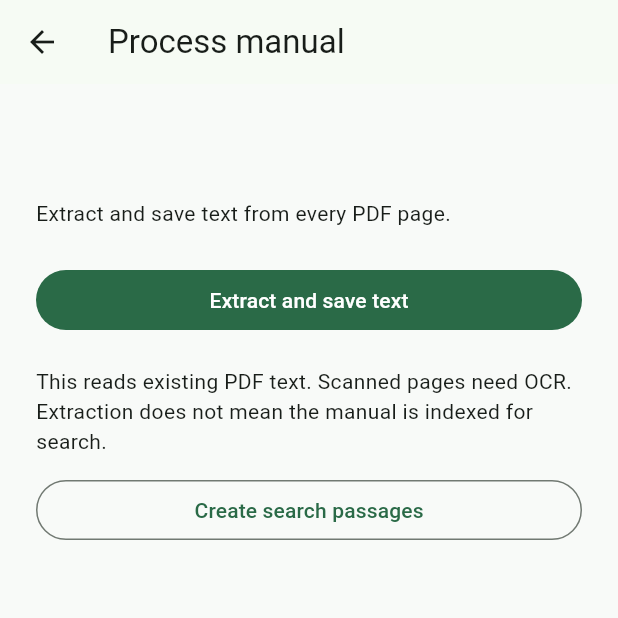
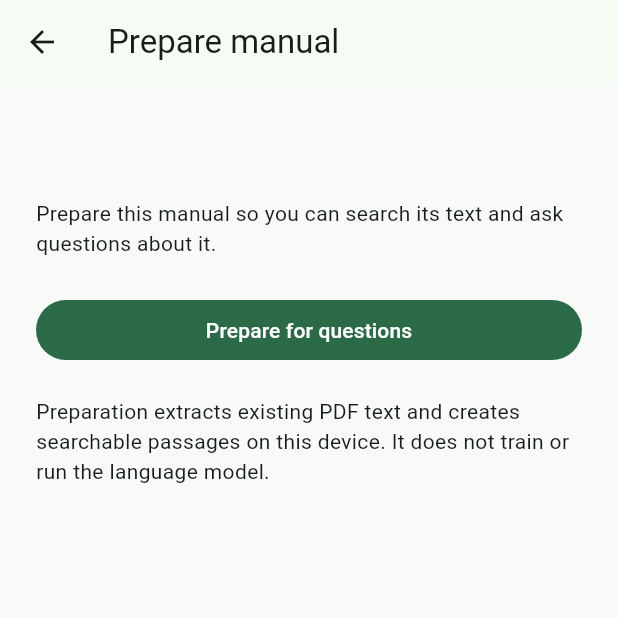
Before and after one commit to Sirish-konda/Servicemate, a Flutter app: the ManualProcessingScreen screen opened directly with empty values, on a phone screen of 412 x 824 dp, the top half of it. Run offline on Flutter 3.47's test engine with Material 3 defaults, Android fonts, the phone set to English and light mode, and no system bars; our stand-ins replace file_picker; missing offline and left inert: flutter_edge_ai, flutter_edge_ai_litertlm, pdfrx.

Commit message:
Use one preparation flow for manual processing

```diff
--- a/lib/features/manuals/presentation/screens/manual_processing_screen.dart
+++ b/lib/features/manuals/presentation/screens/manual_processing_screen.dart
@@ -1,8 +1,6 @@
 import 'package:flutter/material.dart';
-import 'package:servicemate/features/manuals/data/services/manual_chunking_service.dart';
-import 'package:servicemate/features/manuals/data/services/text_chunking_service.dart';
 
-import '../../data/services/manual_processing_service.dart';
+import '../../data/services/manual_preparation_service.dart';
 import '../../data/services/pdf_storage_service.dart';
 import '../../data/services/pdf_text_extraction_service.dart';
 import '../../domain/models/saved_manual.dart';
@@ -17,27 +15,25 @@ class ManualProcessingScreen extends StatefulWidget {
 }
 
 class _ManualProcessingScreenState extends State<ManualProcessingScreen> {
-  late final ManualProcessingService _processingService;
+  late final ManualPreparationService _preparationService;
 
   bool _isProcessing = false;
   bool _cancelRequested = false;
+  bool _completed = false;
+
   int _pagesProcessed = 0;
+  String _stage = '';
 
-  String _message = 'Extract and save text from every PDF page.';
+  String _message =
+      'Prepare this manual so you can search its text '
+      'and ask questions about it.';
 
-  late final ManualChunkingService _manualChunkingService;
   @override
   void initState() {
     super.initState();
 
-    _processingService = ManualProcessingService(
+    _preparationService = ManualPreparationService(
       storageService: PdfStorageService(),
-      extractionService: PdfTextExtractionService(),
-    );
-
-    _manualChunkingService = ManualChunkingService(
-      storageService: PdfStorageService(),
-      chunkingService: TextChunkingService(),
     );
   }
 
@@ -47,26 +43,28 @@ class _ManualProcessingScreenState extends State<ManualProcessingScreen> {
     super.dispose();
   }
 
-  Future<void> _startProcessing() async {
+  Future<void> _prepare() async {
     if (_isProcessing) return;
 
     setState(() {
       _isProcessing = true;
       _cancelRequested = false;
+      _completed = false;
       _pagesProcessed = 0;
-      _message = 'Opening the manual...';
+      _stage = 'Opening the manual';
+      _message = 'Preparing your manual...';
     });
 
     try {
-      final count = await _processingService.process(
-        manualId: widget.manual.id,
+      await _preparationService.prepare(
+        manual: widget.manual,
         isCancelled: () => _cancelRequested,
-        onProgress: (count) {
+        onProgress: (stage, pagesProcessed) {
           if (!mounted) return;
 
           setState(() {
-            _pagesProcessed = count;
-            _message = 'Extracting text...';
+            _stage = stage;
+            _pagesProcessed = pagesProcessed;
           });
         },
       );
@@ -74,27 +72,36 @@ class _ManualProcessingScreenState extends State<ManualProcessingScreen> {
       if (!mounted) return;
 
       setState(() {
+        _completed = true;
         _message =
-            'Completed: $count pages saved. '
-            'Some pages may contain no extractable text.';
+            'Preparation complete. You can now search this manual '
+            'and ask questions about its text.';
       });
     } on ExtractionCancelled {
       if (!mounted) return;
 
       setState(() {
         _message =
-            'Processing cancelled. '
-            'Any previous completed extraction was kept.';
+            'Preparation cancelled. Prepare the manual again '
+            'to complete all steps.';
+      });
+    } on ManualHasNoTextException {
+      if (!mounted) return;
+
+      setState(() {
+        _message =
+            'No searchable text was found. This PDF may contain '
+            'scanned pages that need OCR, which is not supported yet.';
       });
     } catch (error, stackTrace) {
-      debugPrint('Manual processing failed: $error');
+      debugPrint('Manual preparation failed: $error');
       debugPrintStack(stackTrace: stackTrace);
 
       if (!mounted) return;
 
       setState(() {
         _message =
-            'Could not complete extraction. '
+            'Could not prepare the manual. '
             'Check the PDF and available storage, then try again.';
       });
     } finally {
@@ -106,118 +113,63 @@ class _ManualProcessingScreenState extends State<ManualProcessingScreen> {
     }
   }
 
-  void _cancelProcessing() {
+  void _cancel() {
+    if (!_isProcessing || _cancelRequested) return;
+
     setState(() {
       _cancelRequested = true;
       _message = 'Cancelling after the current operation...';
     });
   }
 
-  Future<void> _createPassages() async {
-    if (_isProcessing) return;
-
-    setState(() {
-      _isProcessing = true;
-      _cancelRequested = false;
-      _pagesProcessed = 0;
-      _message = 'Creating search passages...';
-    });
-
-    try {
-      final count = await _manualChunkingService.buildChunks(
-        manualId: widget.manual.id,
-        isCancelled: () => _cancelRequested,
-        onProgress: (count) {
-          if (!mounted) return;
-
-          setState(() {
-            _pagesProcessed = count;
-          });
-        },
-      );
-
-      if (!mounted) return;
-
-      setState(() {
-        _message = count == 0
-            ? 'No passages were created. Check whether the PDF '
-                  'contains extractable text.'
-            : 'Saved $count search passages.';
-      });
-    } on ExtractionCancelled {
-      if (!mounted) return;
-
-      setState(() {
-        _message = 'Passage creation cancelled.';
-      });
-    } catch (error, stackTrace) {
-      debugPrint('Passage creation failed: $error');
-      debugPrintStack(stackTrace: stackTrace);
-
-      if (!mounted) return;
-
-      setState(() {
-        _message =
-            'Could not create passages. '
-            'Extract the manual text first, then try again.';
-      });
-    } finally {
-      if (mounted) {
-        setState(() {
-          _isProcessing = false;
-        });
-      }
-    }
-  }
-
   @override
   Widget build(BuildContext context) {
+    final textTheme = Theme.of(context).textTheme;
+
     return PopScope(
       canPop: !_isProcessing,
       child: Scaffold(
         appBar: AppBar(
-          title: const Text('Process manual'),
+          title: const Text('Prepare manual'),
           automaticallyImplyLeading: !_isProcessing,
         ),
         body: SafeArea(
           child: ListView(
             padding: const EdgeInsets.all(24),
             children: [
-              Text(
-                widget.manual.name,
-                style: Theme.of(context).textTheme.titleLarge,
-              ),
+              Text(widget.manual.name, style: textTheme.titleLarge),
               const SizedBox(height: 24),
               if (_isProcessing) ...[
                 const LinearProgressIndicator(),
                 const SizedBox(height: 16),
-                Text('$_pagesProcessed pages processed'),
+                Text(_stage, style: textTheme.titleSmall),
+                const SizedBox(height: 8),
+                Text('$_pagesProcessed pages processed in this stage'),
                 const SizedBox(height: 16),
               ],
               Text(_message),
               const SizedBox(height: 24),
               if (_isProcessing)
                 OutlinedButton(
-                  onPressed: _cancelRequested ? null : _cancelProcessing,
+                  onPressed: _cancelRequested ? null : _cancel,
                   child: Text(_cancelRequested ? 'Cancelling...' : 'Cancel'),
+                )
+              else if (_completed)
+                FilledButton(
+                  onPressed: () => Navigator.of(context).pop(),
+                  child: const Text('Back to manual'),
                 )
               else
                 FilledButton(
-                  onPressed: _startProcessing,
-                  child: const Text('Extract and save text'),
+                  onPressed: _prepare,
+                  child: const Text('Prepare for questions'),
                 ),
               const SizedBox(height: 20),
               const Text(
-                'This reads existing PDF text. Scanned pages need OCR. '
-                'Extraction does not mean the manual is indexed for search.',
+                'Preparation extracts existing PDF text and creates '
+                'searchable passages on this device. It does not '
+                'train or run the language model.',
               ),
-              if (!_isProcessing) ...[
-                const SizedBox(height: 12),
-                OutlinedButton(
-                  onPressed: _createPassages,
-                  child: const Text('Create search passages'),
-                ),
-              ],
             ],
           ),
         ),
```
